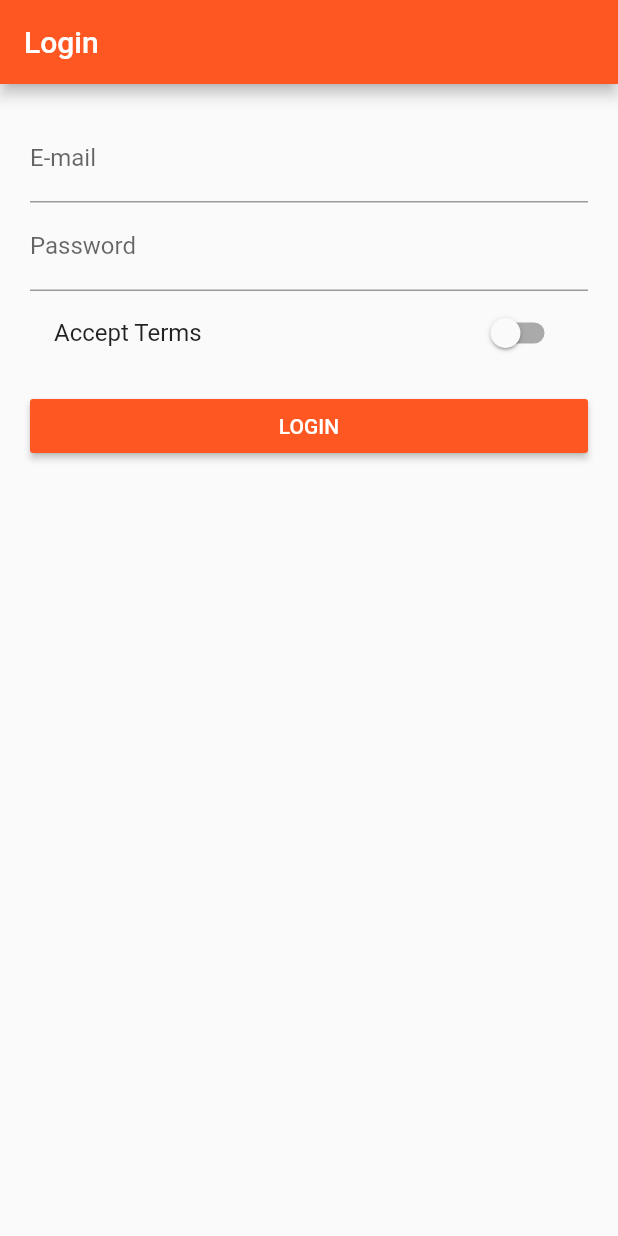
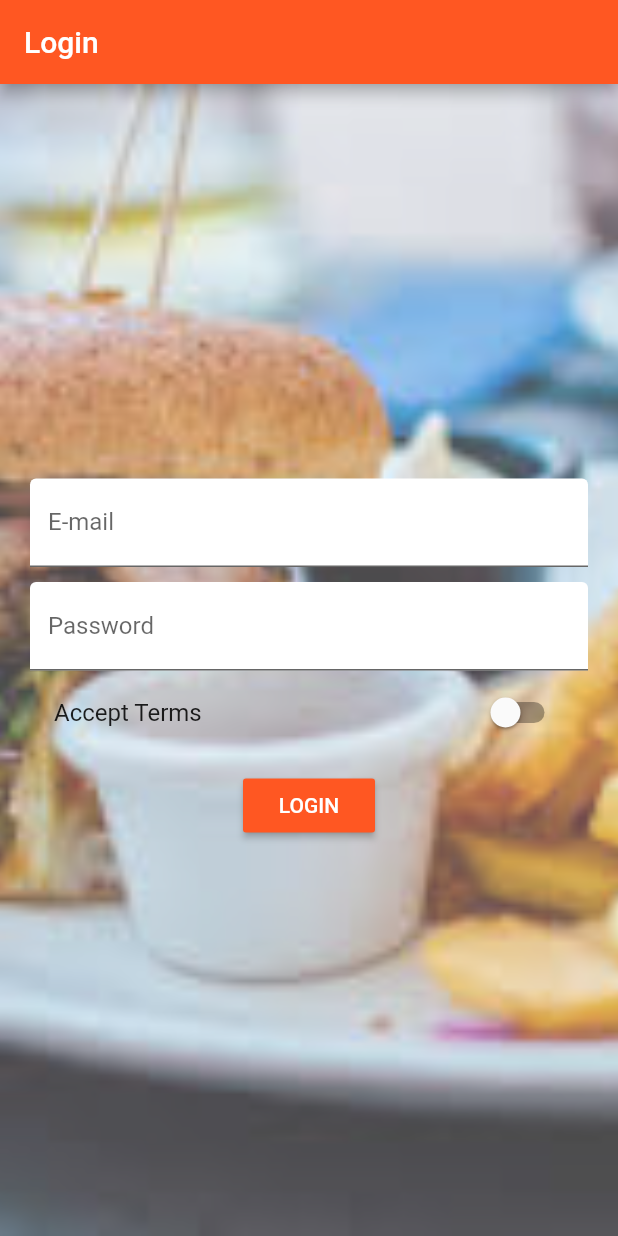
Before and after one commit to amitraj1996/Easy-List, a Flutter app: the screen it shows after launch, on a phone screen of 412 x 824 dp. Run offline on Flutter 3.47's test engine with Material 2 defaults, Android fonts, the phone set to English and light mode, and no system bars.

Commit message:
auth page UI improve

```diff
--- a/lib/main.dart
+++ b/lib/main.dart
@@ -1,10 +1,14 @@
 import 'package:flutter/material.dart';
+// import 'package:flutter/rendering.dart';
 import './pages/auth.dart';
 import './pages/products_admin.dart';
 import './pages/products.dart';
 import './pages/product.dart';
 
-void main() => runApp(MyApp());
+void main(){
+  // debugPaintSizeEnabled = true;
+  runApp(MyApp());
+}
 
 class MyApp extends StatefulWidget {
   @override
--- a/lib/pages/auth.dart
+++ b/lib/pages/auth.dart
@@ -19,11 +19,22 @@ class _AuthPageState extends State<AuthPage> {
         title: Text('Login'),
       ),
       body: Container(
-            margin: EdgeInsets.all(20.0),
-            child: ListView(
+        decoration: BoxDecoration(
+          image: DecorationImage(
+            fit: BoxFit.cover,
+            colorFilter: ColorFilter.mode(
+                Colors.black.withOpacity(0.7), BlendMode.dstATop),
+            image: AssetImage('assets/food.jpeg'),
+          ),
+        ),
+        padding: EdgeInsets.all(20.0),
+        child: Center(
+          child: SingleChildScrollView(
+              child: Column(
             children: <Widget>[
               TextField(
-                  decoration: InputDecoration(labelText: 'E-mail'),
+                decoration: InputDecoration(
+                    labelText: 'E-mail', filled: true, fillColor: Colors.white),
                 keyboardType: TextInputType.emailAddress,
                 onChanged: (String value) {
                   setState(() {
@@ -31,8 +42,12 @@ class _AuthPageState extends State<AuthPage> {
                   });
                 },
               ),
+              SizedBox(height:10.0),
               TextField(
-                  decoration: InputDecoration(labelText: 'Password'),
+                decoration: InputDecoration(
+                    labelText: 'Password',
+                    filled: true,
+                    fillColor: Colors.white),
                 obscureText: true,
                 onChanged: (String value) {
                   setState(() {
@@ -59,6 +74,9 @@ class _AuthPageState extends State<AuthPage> {
                 },
               )
             ],
-            )));
+          )),
+        ),
+      ),
+    );
   }
 }
--- a/lib/products.dart
+++ b/lib/products.dart
@@ -17,12 +17,14 @@ class Products extends StatelessWidget {
             child: Row(
               mainAxisAlignment: MainAxisAlignment.center,
               children: <Widget>[
-                Text(
+                Expanded(
+                    child: Text(
                   products[index]['title'],
                   style: TextStyle(
                       fontSize: 26.0,
                       fontWeight: FontWeight.bold,
                       fontFamily: 'Oswald'),
+                )
                 ),
                 SizedBox(width: 8.0),
                 Container(
```
Lines whose indentation alone changed are shown as unchanged.
